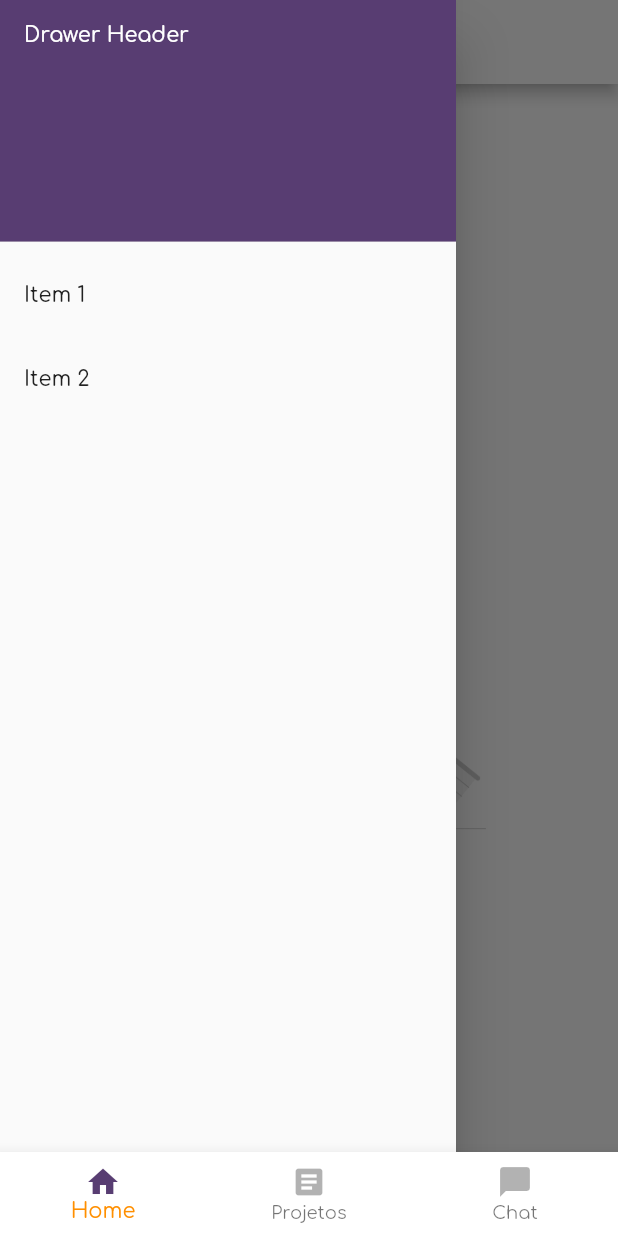
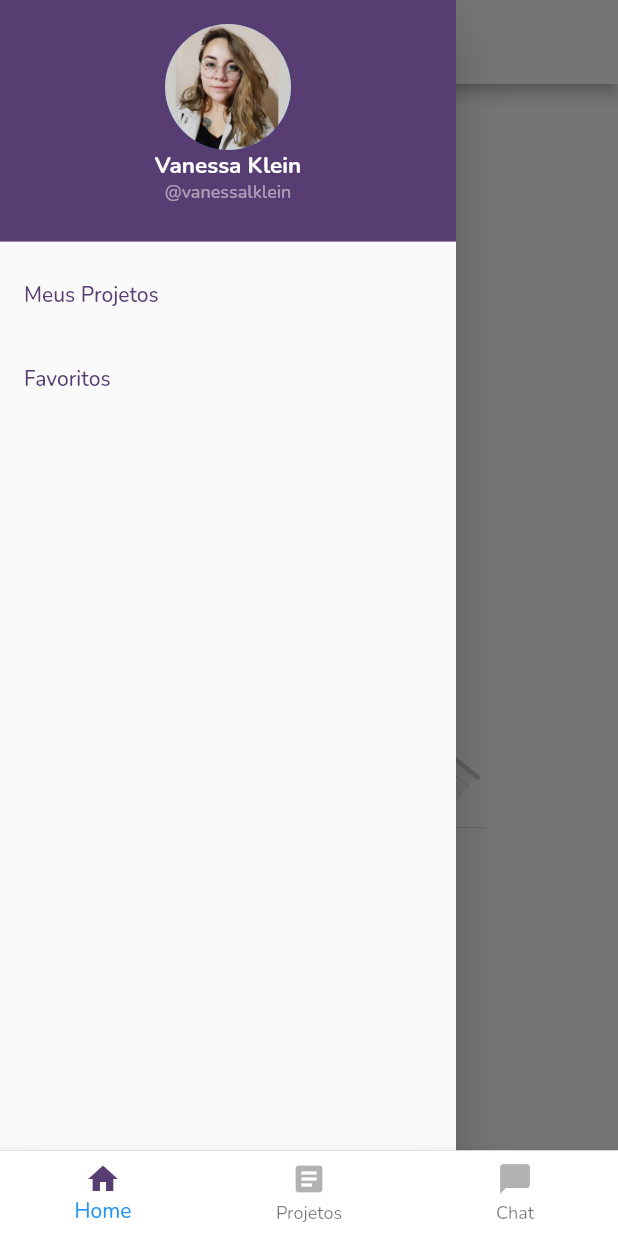
Before and after one commit to kleinvanessa/shared_projects, a Flutter app: the HomePage screen opened directly, with the side drawer open, on a phone screen of 412 x 824 dp. Run offline on Flutter 3.47's test engine with Material 2 defaults, Android fonts, the phone set to English and light mode, and no system bars; our stand-ins replace get, google_fonts.

Commit message:
create circle avatar and add routes in drawer

```diff
--- /dev/null
+++ b/lib/app/resources/circleAvatar.dart
@@ -0,0 +1,11 @@
+import 'package:flutter/material.dart';
+
+class CircularAvatar extends StatelessWidget {
+  @override
+  Widget build(BuildContext context) {
+    return CircleAvatar(
+      backgroundImage: AssetImage('assets/img/profile.jpg'),
+      radius: 42.0,
+    );
+  }
+}
--- a/lib/app/resources/drawer.dart
+++ b/lib/app/resources/drawer.dart
@@ -1,4 +1,7 @@
 import 'package:flutter/material.dart';
+import 'package:shared_projects/app/resources/circleAvatar.dart';
+import 'package:shared_projects/app/ui/projects/myProjectsPage.dart';
+import 'package:shared_projects/app/ui/favorites/favorite.dart';
 
 class DrawerPage extends StatelessWidget {
   @override
@@ -12,29 +15,44 @@ class DrawerPage extends StatelessWidget {
               decoration: BoxDecoration(
                 color: Color(0xFF583D72),
               ),
-              child: Text(
-                'Drawer Header',
-                style: TextStyle(
-                  color: Colors.white,
-                ),
+              child: Column(
+                children: <Widget>[
+                  CircularAvatar(),
+                  Text(
+                    'Vanessa Klein',
+                    style: TextStyle(
+                        color: Colors.white,
+                        fontWeight: FontWeight.bold,
+                        fontSize: 15),
+                  ),
+                  Text(
+                    '@vanessalklein',
+                    style: TextStyle(
+                      fontSize: 12,
+                      color: Color(0xFFFFFFFF).withOpacity(.5),
+                    ),
+                  ),
+                ],
               ),
             ),
             ListTile(
-              title: Text('Item 1'),
+              title: Text('Meus Projetos',
+                  style: TextStyle(color: Color(0xFF583D72))),
               onTap: () {
-                // Update the state of the app
-                // ...
-                // Then close the drawer
-                Navigator.pop(context);
+                Navigator.push(
+                  context,
+                  MaterialPageRoute(builder: (context) => MyProjectsPage()),
+                );
               },
             ),
             ListTile(
-              title: Text('Item 2'),
+              title:
+                  Text('Favoritos', style: TextStyle(color: Color(0xFF583D72))),
               onTap: () {
-                // Update the state of the app
-                // ...
-                // Then close the drawer
-                Navigator.pop(context);
+                Navigator.push(
+                  context,
+                  MaterialPageRoute(builder: (context) => FavoritesPage()),
+                );
               },
             ),
           ],
--- a/lib/app/ui/home/home.dart
+++ b/lib/app/ui/home/home.dart
@@ -35,7 +35,7 @@ class _HomeState extends State<HomePage> {
       ),
       bottomNavigationBar: BottomNavigationBar(
         backgroundColor: Colors.white,
-        selectedItemColor: Colors.amber[800],
+        //selectedItemColor: Colors.amber[800],
         onTap: _onItemTapped,
         items: <BottomNavigationBarItem>[
           BottomNavigationBarItem(
--- a/lib/main.dart
+++ b/lib/main.dart
@@ -16,7 +16,7 @@ class MyApp extends StatelessWidget {
       title: 'Flutter Demo',
       theme: ThemeData(
         primarySwatch: Colors.blue,
-        textTheme: GoogleFonts.comfortaaTextTheme(
+        textTheme: GoogleFonts.nunitoTextTheme(
           Theme.of(context).textTheme,
         ),
       ),
--- a/pubspec.yaml
+++ b/pubspec.yaml
@@ -53,6 +53,7 @@ flutter:
     - assets/img/shared_projects-icon.png
     - assets/img/LogoMakr-7VwsH6.png #
     - assets/img/undraw_education_f8ru.png
+    - assets/img/profile.jpg
   #   - images/a_dot_ham.jpeg
 
   # An image asset can refer to one or more resolution-specific "variants", see
```
Also changed, not shown: lib/app/ui/favorites/favorite.dart (added, +13 -0 lines), lib/app/ui/projects/myProjectsPage.dart (added, +13 -0 lines), assets/img/profile.jpg (added).
